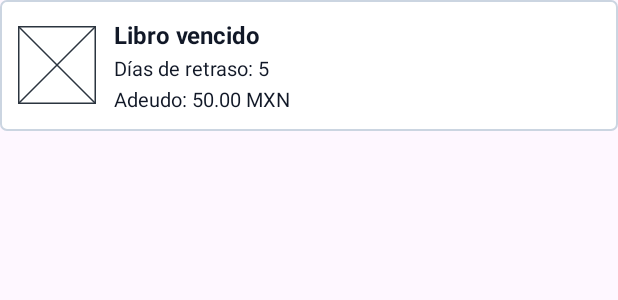
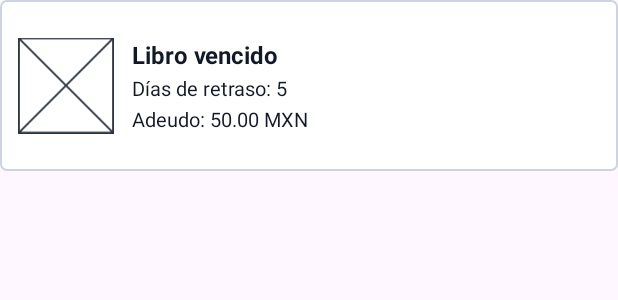
Before and after one commit to rodriv-gif/CBTaNo5, an Android app: the layout item_adeudo_lista.xml on its own in the app's theme, with its tools: preview values and no code run, on a phone screen of 412 x 824 dp. Shown: the top 300 px of the screen. Run offline under Robolectric (Android 15) with nearby library versions, the phone set to English and light mode, and no system bars.

Commit message:
correcion en adeudos

```diff
--- a/app/src/main/res/layout/item_adeudo_lista.xml
+++ b/app/src/main/res/layout/item_adeudo_lista.xml
@@ -16,10 +16,10 @@
     -->
     <ImageView
         android:id="@+id/portada_adeudo"
-        android:layout_width="52dp"
-        android:layout_height="52dp"
+        android:layout_width="64dp"
+        android:layout_height="90dp"
         android:contentDescription="@null"
-        android:scaleType="centerCrop"
+        android:scaleType="fitCenter"
         android:src="@drawable/cbta_ic_portada" />
 
     <LinearLayout
```
Also changed, not shown: app/src/main/java/com/example/cbtano5/Adaptador/AdeudosAdapter.kt (+11 -3 lines), app/src/main/java/com/example/cbtano5/Vista/MiCuentaActivity.kt (+7 -4 lines), app/src/main/res/layout/activity_mi_cuenta.xml (+12 -4 lines).
